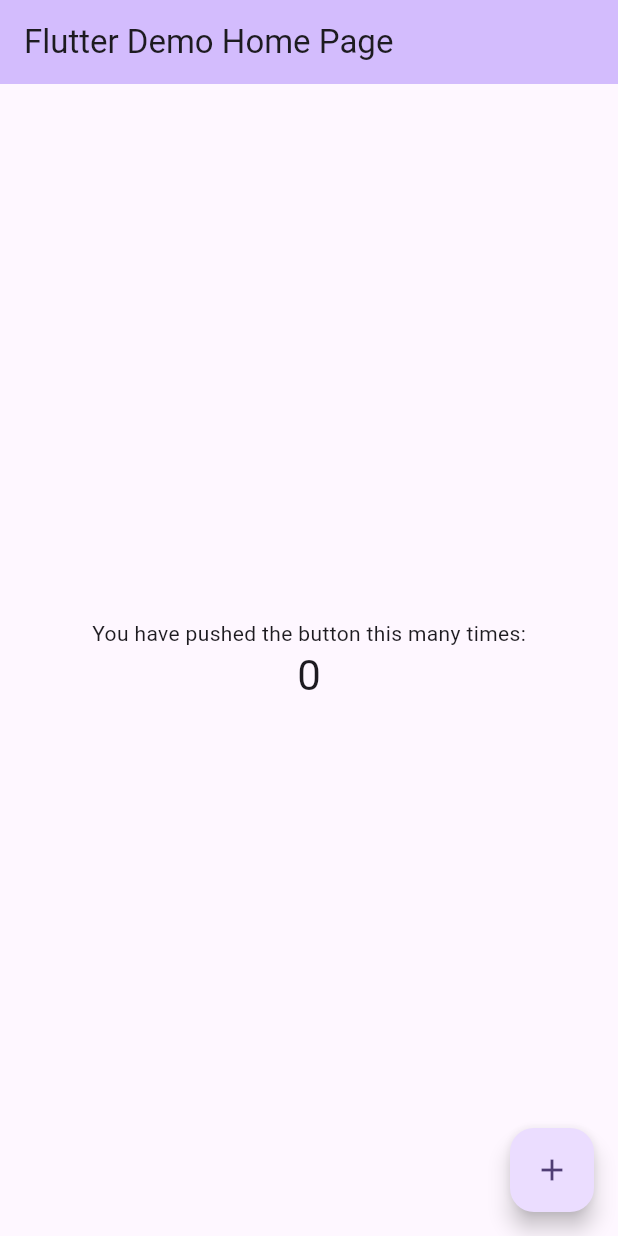
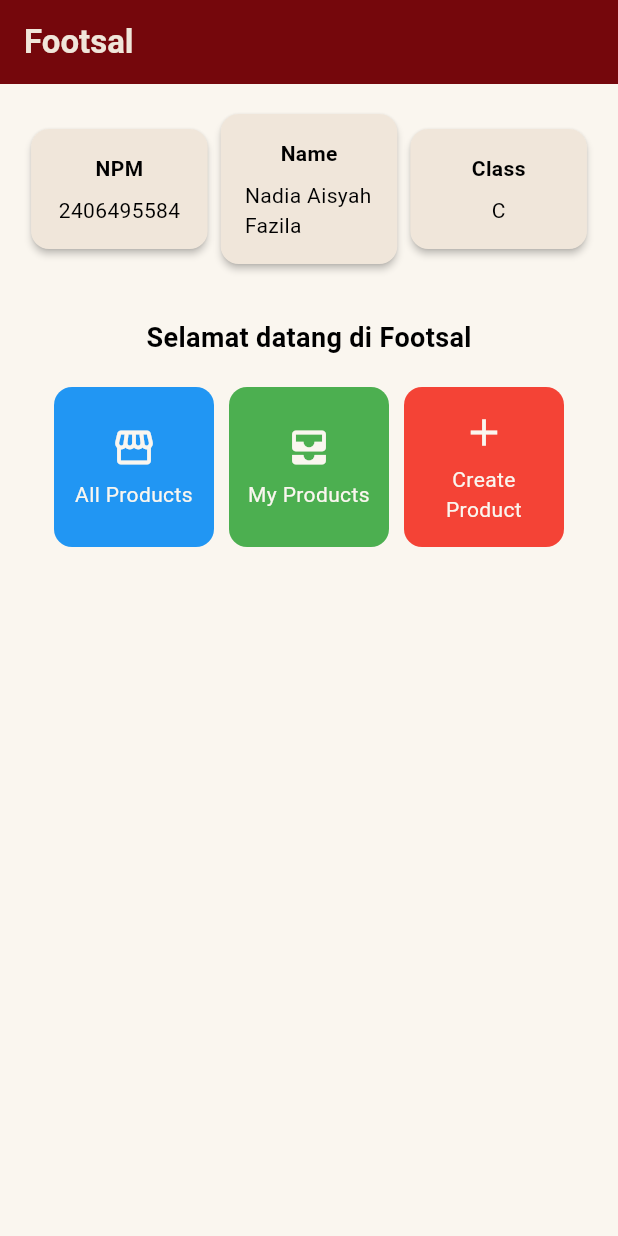
Before and after one commit to applepiesss/footsal-mobile, a Flutter app: the screen it shows after launch, on a phone screen of 412 x 824 dp. Run offline on Flutter 3.47's test engine with Material 3 defaults, Android fonts, the phone set to English and light mode, and no system bars.

Commit message:
Completed flutter codes for TI 7

```diff
--- /dev/null
+++ b/lib/colors.dart
@@ -0,0 +1,10 @@
+import 'package:flutter/material.dart';
+
+// Color list
+const Color cherry = Color(0xFF75070C);
+const Color dustyRed = Color(0xFFa63636);
+const Color olive = Color(0xFF4f6815);
+const Color moss = Color(0xFF5f7b1f);
+const Color beige = Color(0xFFcbb4ab);
+const Color oat = Color(0xFFf0e6da);
+const Color pearl = Color(0xFFfaf6ef);
--- a/lib/main.dart
+++ b/lib/main.dart
@@ -1,4 +1,6 @@
 import 'package:flutter/material.dart';
+import 'package:footsal_mobile/menu.dart';
+import 'package:footsal_mobile/colors.dart';
 
 void main() {
   runApp(const MyApp());
@@ -11,112 +13,12 @@
   @override
   Widget build(BuildContext context) {
     return MaterialApp(
-      title: 'Flutter Demo',
+      title: 'Footsal',
       theme: ThemeData(
-        // This is the theme of your application.
-        //
-        // TRY THIS: Try running your application with "flutter run". You'll see
-        // the application has a purple toolbar. Then, without quitting the app,
-        // try changing the seedColor in the colorScheme below to Colors.green
-        // and then invoke "hot reload" (save your changes or press the "hot
-        // reload" button in a Flutter-supported IDE, or press "r" if you used
-        // the command line to start the app).
-        //
-        // Notice that the counter didn't reset back to zero; the application
-        // state is not lost during the reload. To reset the state, use hot
-        // restart instead.
-        //
-        // This works for code too, not just values: Most code changes can be
-        // tested with just a hot reload.
-        colorScheme: ColorScheme.fromSeed(seedColor: Colors.deepPurple),
+        colorScheme: const ColorScheme.light(primary: cherry, secondary: beige),
       ),
-      home: const MyHomePage(title: 'Flutter Demo Home Page'),
+      debugShowCheckedModeBanner: false, // Menghilangkan banner "DEBUG"
+      home: MyHomePage(),
     );
   }
 }
-
-class MyHomePage extends StatefulWidget {
-  const MyHomePage({super.key, required this.title});
-
-  // This widget is the home page of your application. It is stateful, meaning
-  // that it has a State object (defined below) that contains fields that affect
-  // how it looks.
-
-  // This class is the configuration for the state. It holds the values (in this
-  // case the title) provided by the parent (in this case the App widget) and
-  // used by the build method of the State. Fields in a Widget subclass are
-  // always marked "final".
-
-  final String title;
-
-  @override
-  State<MyHomePage> createState() => _MyHomePageState();
-}
-
-class _MyHomePageState extends State<MyHomePage> {
-  int _counter = 0;
-
-  void _incrementCounter() {
-    setState(() {
-      // This call to setState tells the Flutter framework that something has
-      // changed in this State, which causes it to rerun the build method below
-      // so that the display can reflect the updated values. If we changed
-      // _counter without calling setState(), then the build method would not be
-      // called again, and so nothing would appear to happen.
-      _counter++;
-    });
-  }
-
-  @override
-  Widget build(BuildContext context) {
-    // This method is rerun every time setState is called, for instance as done
-    // by the _incrementCounter method above.
-    //
-    // The Flutter framework has been optimized to make rerunning build methods
-    // fast, so that you can just rebuild anything that needs updating rather
-    // than having to individually change instances of widgets.
-    return Scaffold(
-      appBar: AppBar(
-        // TRY THIS: Try changing the color here to a specific color (to
-        // Colors.amber, perhaps?) and trigger a hot reload to see the AppBar
-        // change color while the other colors stay the same.
-        backgroundColor: Theme.of(context).colorScheme.inversePrimary,
-        // Here we take the value from the MyHomePage object that was created by
-        // the App.build method, and use it to set our appbar title.
-        title: Text(widget.title),
-      ),
-      body: Center(
-        // Center is a layout widget. It takes a single child and positions it
-        // in the middle of the parent.
-        child: Column(
-          // Column is also a layout widget. It takes a list of children and
-          // arranges them vertically. By default, it sizes itself to fit its
-          // children horizontally, and tries to be as tall as its parent.
-          //
-          // Column has various properties to control how it sizes itself and
-          // how it positions its children. Here we use mainAxisAlignment to
-          // center the children vertically; the main axis here is the vertical
-          // axis because Columns are vertical (the cross axis would be
-          // horizontal).
-          //
-          // TRY THIS: Invoke "debug painting" (choose the "Toggle Debug Paint"
-          // action in the IDE, or press "p" in the console), to see the
-          // wireframe for each widget.
-          mainAxisAlignment: MainAxisAlignment.center,
-          children: <Widget>[
-            const Text('You have pushed the button this many times:'),
-            Text(
-              '$_counter',
-              style: Theme.of(context).textTheme.headlineMedium,
-            ),
-          ],
-        ),
-      ),
-      floatingActionButton: FloatingActionButton(
-        onPressed: _incrementCounter,
-        tooltip: 'Increment',
-        child: const Icon(Icons.add),
-      ), // This trailing comma makes auto-formatting nicer for build methods.
-    );
-  }
-}
--- /dev/null
+++ b/lib/menu.dart
@@ -0,0 +1,186 @@
+import 'package:flutter/material.dart';
+import 'package:footsal_mobile/colors.dart';
+
+class MyHomePage extends StatelessWidget {
+  MyHomePage({super.key});
+
+  // Informations about me yang akan ditampilkan
+  final String nama = "Nadia Aisyah Fazila";
+  final String npm = "2406495584";
+  final String kelas = "C";
+
+  // Untuk buttons
+  final List<ItemHomepage> items = [
+    ItemHomepage("All Products", Icons.storefront, Colors.blue),
+    ItemHomepage("My Products", Icons.all_inbox, Colors.green),
+    ItemHomepage("Create Product", Icons.add, Colors.red),
+  ];
+
+  @override
+  Widget build(BuildContext context) {
+    // Scaffold menyediakan struktur dasar halaman dengan AppBar dan body.
+    return Scaffold(
+      // Mengganti background scaffold
+      backgroundColor: pearl,
+      // AppBar adalah bagian atas halaman yang menampilkan judul.
+      appBar: AppBar(
+        // Judul aplikasi "Footsal" dengan teks putih dan tebal.
+        title: const Text(
+          'Footsal',
+          style: TextStyle(color: oat, fontWeight: FontWeight.bold),
+        ),
+        // Warna latar belakang AppBar diambil dari skema warna tema aplikasi.
+        backgroundColor: Theme.of(context).colorScheme.primary,
+      ),
+      // Body halaman dengan padding di sekelilingnya.
+      body: Padding(
+        padding: const EdgeInsets.all(16.0),
+        // Menyusun widget secara vertikal dalam sebuah kolom.
+        child: Column(
+          crossAxisAlignment: CrossAxisAlignment.center,
+          children: [
+            // Row untuk menampilkan 3 InfoCard secara horizontal.
+            Row(
+              mainAxisAlignment: MainAxisAlignment.spaceEvenly,
+              children: [
+                InfoCard(title: 'NPM', content: npm),
+                InfoCard(title: 'Name', content: nama),
+                InfoCard(title: 'Class', content: kelas),
+              ],
+            ),
+
+            // Memberikan jarak vertikal 16 unit.
+            const SizedBox(height: 16.0),
+
+            // Menempatkan widget berikutnya di tengah halaman.
+            Center(
+              child: Column(
+                // Menyusun teks dan grid item secara vertikal.
+                children: [
+                  // Menampilkan teks sambutan dengan gaya tebal dan ukuran 18.
+                  const Padding(
+                    padding: EdgeInsets.only(top: 16.0),
+                    child: Text(
+                      'Selamat datang di Footsal',
+                      style: TextStyle(
+                        fontWeight: FontWeight.bold,
+                        fontSize: 18.0,
+                      ),
+                    ),
+                  ),
+
+                  // Grid untuk menampilkan ItemCard dalam bentuk grid 3 kolom.
+                  GridView.count(
+                    primary: true,
+                    padding: const EdgeInsets.all(20),
+                    crossAxisSpacing: 10,
+                    mainAxisSpacing: 10,
+                    crossAxisCount: 3,
+                    // Agar grid menyesuaikan tinggi kontennya.
+                    shrinkWrap: true,
+
+                    // Menampilkan ItemCard untuk setiap item dalam list items.
+                    children: items.map((ItemHomepage item) {
+                      return ItemCard(item);
+                    }).toList(),
+                  ),
+                ],
+              ),
+            ),
+          ],
+        ),
+      ),
+    );
+  }
+}
+
+class InfoCard extends StatelessWidget {
+  // Kartu informasi yang menampilkan title dan content.
+
+  final String title; // Judul kartu.
+  final String content; // Isi kartu.
+
+  const InfoCard({super.key, required this.title, required this.content});
+
+  @override
+  Widget build(BuildContext context) {
+    return Card(
+      // Background card info
+      color: oat,
+      // Membuat kotak kartu dengan bayangan dibawahnya.
+      elevation: 2.0,
+      child: Container(
+        // Mengatur ukuran dan jarak di dalam kartu.
+        width:
+            MediaQuery.of(context).size.width /
+            3.5, // menyesuaikan dengan lebar device yang digunakan.
+        padding: const EdgeInsets.all(16.0),
+        // Menyusun title dan content secara vertikal.
+        child: Column(
+          children: [
+            Text(title, style: const TextStyle(fontWeight: FontWeight.bold)),
+            const SizedBox(height: 8.0),
+            Text(content),
+          ],
+        ),
+      ),
+    );
+  }
+}
+
+class ItemHomepage {
+  final String name;
+  final IconData icon;
+  final Color color;
+
+  ItemHomepage(this.name, this.icon, this.color);
+}
+
+class ItemCard extends StatelessWidget {
+  // Menampilkan kartu dengan ikon dan nama.
+
+  final ItemHomepage item;
+
+  const ItemCard(this.item, {super.key});
+
+  @override
+  Widget build(BuildContext context) {
+    return Material(
+      // Menentukan warna latar belakang dari tema aplikasi.
+      color: item.color,
+      // Membuat sudut kartu melengkung.
+      borderRadius: BorderRadius.circular(12),
+
+      child: InkWell(
+        // Aksi ketika kartu ditekan.
+        onTap: () {
+          // Menampilkan pesan SnackBar saat kartu ditekan.
+          ScaffoldMessenger.of(context)
+            ..hideCurrentSnackBar()
+            ..showSnackBar(
+              SnackBar(content: Text("Kamu telah menekan tombol ${item.name}")),
+            );
+        },
+        // Container untuk menyimpan Icon dan Text
+        child: Container(
+          padding: const EdgeInsets.all(8),
+          child: Center(
+            child: Column(
+              // Menyusun ikon dan teks di tengah kartu.
+              mainAxisAlignment: MainAxisAlignment.center,
+              children: [
+                Icon(item.icon, color: pearl, size: 30.0),
+                const Padding(padding: EdgeInsets.all(3)),
+                Text(
+                  item.name,
+                  textAlign: TextAlign.center,
+                  style: const TextStyle(color: pearl),
+                ),
+              ],
+            ),
+          ),
+        ),
+      ),
+    );
+  }
+}
```
Also changed, not shown: 1 other file.
